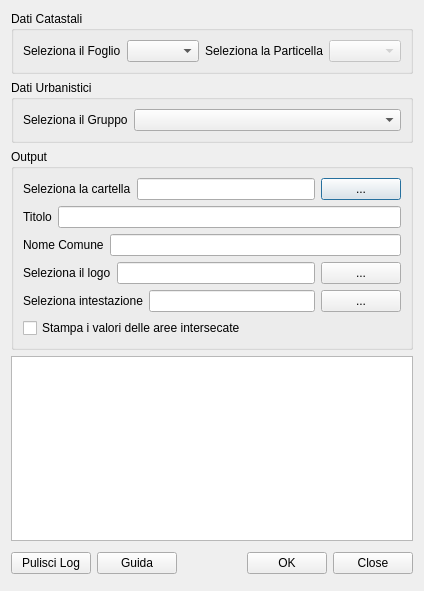
Qt form cdu_creator_dialog_base.ui (gtergeomatica/PLUGIN_CDU_CREATOR) before a commit.
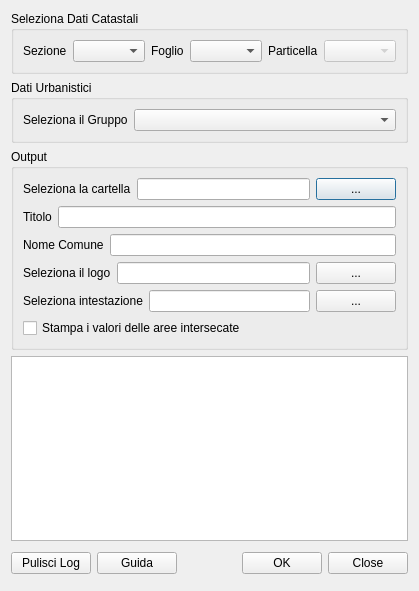
The same form after that commit.

Commit message: added parcel selection by sezione

```diff
--- a/cdu_creator_dialog_base.ui
+++ b/cdu_creator_dialog_base.ui
@@ -6,7 +6,7 @@
    <rect>
     <x>0</x>
     <y>0</y>
-    <width>385</width>
+    <width>387</width>
     <height>591</height>
    </rect>
   </property>
@@ -19,25 +19,52 @@
      <item>
       <widget class="QGroupBox" name="groupBox">
        <property name="title">
-        <string>Dati Catastali</string>
+        <string>Seleziona Dati Catastali</string>
        </property>
-       <layout class="QHBoxLayout" name="horizontalLayout">
+       <layout class="QHBoxLayout" name="horizontalLayout_2">
         <item>
-         <layout class="QHBoxLayout" name="horizontalLayout_2">
+         <layout class="QHBoxLayout" name="horizontalLayout">
+          <item>
+           <widget class="QLabel" name="label_9">
+            <property name="text">
+             <string>Sezione</string>
+            </property>
+           </widget>
+          </item>
+          <item>
+           <widget class="QComboBox" name="sezioneComboBox">
+            <property name="sizePolicy">
+             <sizepolicy hsizetype="Expanding" vsizetype="Fixed">
+              <horstretch>0</horstretch>
+              <verstretch>0</verstretch>
+             </sizepolicy>
+            </property>
+           </widget>
+          </item>
           <item>
            <widget class="QLabel" name="label_2">
             <property name="text">
-             <string>Seleziona il Foglio</string>
+             <string>Foglio</string>
             </property>
            </widget>
           </item>
           <item>
-           <widget class="QComboBox" name="foglioComboBox"/>
+           <widget class="QComboBox" name="foglioComboBox">
+            <property name="enabled">
+             <bool>true</bool>
+            </property>
+            <property name="sizePolicy">
+             <sizepolicy hsizetype="Expanding" vsizetype="Fixed">
+              <horstretch>0</horstretch>
+              <verstretch>0</verstretch>
+             </sizepolicy>
+            </property>
+           </widget>
           </item>
           <item>
            <widget class="QLabel" name="label_3">
             <property name="text">
-             <string>Seleziona la Particella</string>
+             <string>Particella</string>
             </property>
            </widget>
           </item>
@@ -46,6 +73,12 @@
             <property name="enabled">
              <bool>false</bool>
             </property>
+            <property name="sizePolicy">
+             <sizepolicy hsizetype="Expanding" vsizetype="Fixed">
+              <horstretch>0</horstretch>
+              <verstretch>0</verstretch>
+             </sizepolicy>
+            </property>
            </widget>
           </item>
          </layout>
```
The commit also changes 1 other file.
